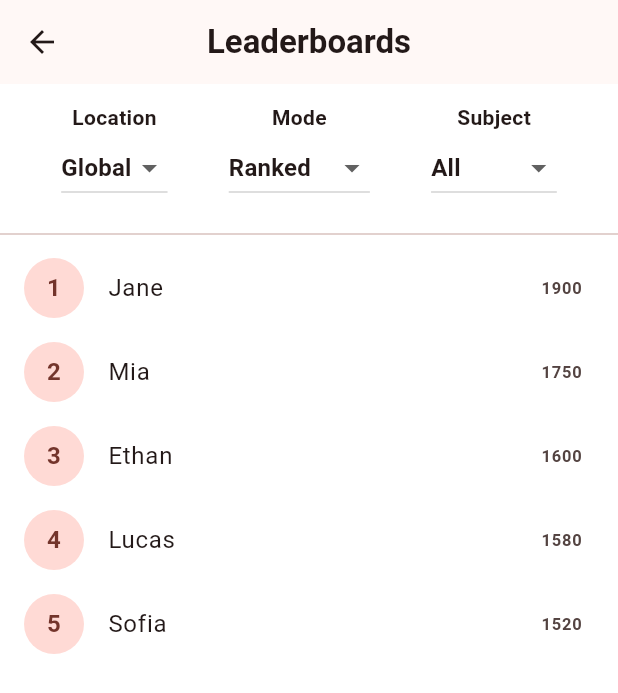
After one commit to JohnJamison/Saphire_SAT_Practice, a Flutter app: the screen it shows after launch, after a tap on the "leaderboard" icon, on a phone screen of 412 x 824 dp. The commit adds this screen. Shown: the top 693 px of the screen. Run offline on Flutter 3.47's test engine with Material 3 defaults, Android fonts, the phone set to English and light mode, and no system bars.

Commit message:
Added leaderboards functionality

```diff
--- a/lib/main.dart
+++ b/lib/main.dart
@@ -1,5 +1,7 @@
 import 'dart:math' as math;
 import 'package:flutter/material.dart';
+import 'package:sat_practice_app/pages/leaderboard_page.dart';
+
 
 void main() => runApp(const SaphireApp());
 
@@ -100,7 +102,21 @@ class _HomePageState extends State<HomePage> with TickerProviderStateMixin {
         elevation: 0,
         centerTitle: true,
         title: const Text('Pick a mode'),
-        actions: [IconButton(onPressed: () {}, icon: const Icon(Icons.person_outline))],
+        actions: [
+  IconButton(
+    icon: const Icon(Icons.leaderboard_outlined),
+    onPressed: () {
+      Navigator.push(
+        context,
+        MaterialPageRoute(builder: (_) => const LeaderboardPage()),
+      );
+    },
+  ),
+  IconButton(
+    onPressed: () {},
+    icon: const Icon(Icons.person_outline),
+  ),
+],
       ),
       body: Stack(
         children: [
--- /dev/null
+++ b/lib/pages/leaderboard_page.dart
@@ -0,0 +1,149 @@
+import 'package:flutter/material.dart';
+
+class LeaderboardPage extends StatefulWidget {
+  const LeaderboardPage({super.key});
+
+  @override
+  State<LeaderboardPage> createState() => _LeaderboardPageState();
+}
+
+class Player {
+  final String name;
+  final int score;
+
+  Player({required this.name, required this.score});
+}
+
+class _LeaderboardPageState extends State<LeaderboardPage> {
+  // -------------------------------
+  // FILTERS
+  // -------------------------------
+  String locationFilter = "Global";
+  String modeFilter = "Ranked";
+  String subjectFilter = "All";
+
+  final List<String> locationOptions = ["Global", "State", "Local"];
+  final List<String> modeOptions = ["Ranked", "Practice", "Speedrun"];
+  final List<String> subjectOptions = ["All", "Math", "Reading", "Writing"];
+
+  // --------------------------------
+  // MOCK DATA — replace with real API / Firestore queries
+  // --------------------------------
+  List<Player> allPlayers = [
+    Player(name: "Jane", score: 1900),
+    Player(name: "Mia", score: 1750),
+    Player(name: "Ethan", score: 1600),
+    Player(name: "Lucas", score: 1580),
+    Player(name: "Sofia", score: 1520),
+  ];
+
+  List<Player> filteredPlayers = [];
+
+  @override
+  void initState() {
+    super.initState();
+    applyFilters();
+  }
+
+  // --------------------------------
+  // Apply filters to ranking data
+  // (replace this logic with real backend queries)
+  // --------------------------------
+  void applyFilters() {
+    setState(() {
+      // In real version: you'd fetch new data based on filters.
+      // Here we simply sort for demonstration.
+      filteredPlayers = [...allPlayers];
+      filteredPlayers.sort((a, b) => b.score.compareTo(a.score));
+    });
+  }
+
+  @override
+  Widget build(BuildContext context) {
+    return Scaffold(
+      appBar: AppBar(
+        title: const Text("Leaderboards"),
+        centerTitle: true,
+      ),
+
+      body: Column(
+        children: [
+          const SizedBox(height: 12),
+
+          // -------------------------------
+          // FILTERS UI
+          // -------------------------------
+          Row(
+            mainAxisAlignment: MainAxisAlignment.spaceEvenly,
+            children: [
+              buildDropdown("Location", locationOptions, locationFilter, (val) {
+                locationFilter = val!;
+                applyFilters();
+              }),
+              buildDropdown("Mode", modeOptions, modeFilter, (val) {
+                modeFilter = val!;
+                applyFilters();
+              }),
+              buildDropdown("Subject", subjectOptions, subjectFilter, (val) {
+                subjectFilter = val!;
+                applyFilters();
+              }),
+            ],
+          ),
+
+          const SizedBox(height: 12),
+
+          const Divider(),
+
+          // -------------------------------
+          // RANKINGS LIST
+          // -------------------------------
+          Expanded(
+            child: ListView.builder(
+              itemCount: filteredPlayers.length,
+              itemBuilder: (context, index) {
+                final rank = index + 1;
+                final p = filteredPlayers[index];
+
+                return ListTile(
+                  leading: CircleAvatar(
+                    child: Text(rank.toString()),
+                  ),
+                  title: Text(p.name),
+                  trailing: Text(
+                    p.score.toString(),
+                    style: const TextStyle(fontWeight: FontWeight.bold),
+                  ),
+                );
+              },
+            ),
+          ),
+        ],
+      ),
+    );
+  }
+
+  // Helper to build dropdowns
+  Widget buildDropdown(
+    String label,
+    List<String> options,
+    String selected,
+    Function(String?) onChanged,
+  ) {
+    return Column(
+      children: [
+        Text(label, style: const TextStyle(fontWeight: FontWeight.bold)),
+        DropdownButton<String>(
+          value: selected,
+          items: options.map((e) {
+            return DropdownMenuItem(
+              value: e,
+              child: Text(e),
+            );
+          }).toList(),
+          onChanged: onChanged,
+        ),
+      ],
+    );
+  }
+}
```
Also changed, not shown: 1 other file.
